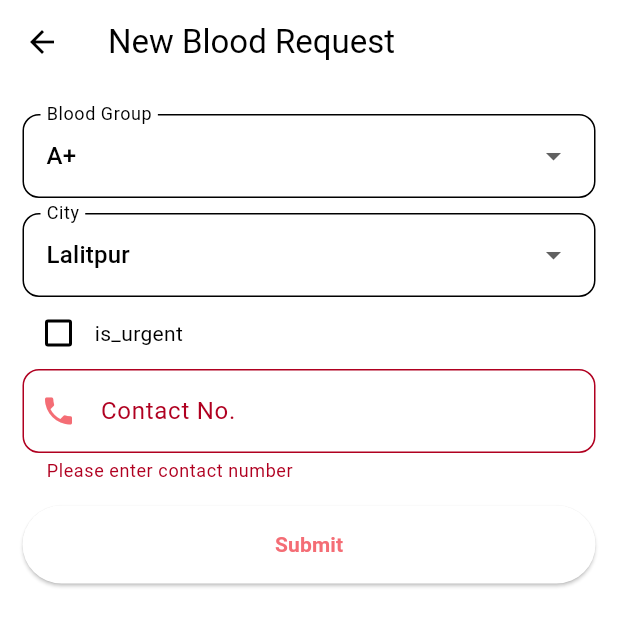
After one commit to overlorddamygod/raktadaan, a Flutter app: the NewBloodRequestScreen screen opened directly, after a tap on "Submit", on a phone screen of 412 x 824 dp. The commit adds this screen. Shown: the top 626 px of the screen. Run offline on Flutter 3.47's test engine with Material 3 defaults, Android fonts, the light colour scheme and no system bars; our stand-ins replace cloud_firestore, email_validator, firebase_auth, firebase_core, flutter_map, flutter_svg and 4 more; missing offline and left inert: geoflutterfire2; accounts and stored records are empty.

Commit message:
add: neww blood request screen and some fixes

```diff
--- a/lib/src/constants/app_themes.dart
+++ b/lib/src/constants/app_themes.dart
@@ -32,6 +32,10 @@ class AppThemes {
       // : _lightBackgroundColor,
       // secondary: _lightSecondaryColor,
     ),
+    floatingActionButtonTheme: const FloatingActionButtonThemeData(
+      backgroundColor: primaryColor,
+      foregroundColor: Colors.white,
+    ),
   );
 
 //text theme for dark theme
--- /dev/null
+++ b/lib/src/screens/new_blood_request_screen.dart
@@ -0,0 +1,157 @@
+import 'dart:math';
+
+import 'package:cloud_firestore/cloud_firestore.dart';
+import 'package:email_validator/email_validator.dart';
+import 'package:firebase_auth/firebase_auth.dart';
+import 'package:flutter/material.dart';
+import 'package:get/get.dart';
+import 'package:raktadaan/src/constants/app_themes.dart';
+import 'package:raktadaan/src/screens/home_screen.dart';
+import 'package:raktadaan/src/screens/sign_up.dart';
+
+import '../widgets/widgets.dart';
+
+class NewBloodRequestScreen extends StatefulWidget {
+  const NewBloodRequestScreen({super.key});
+
+  static const routeName = '/newbloodrequest';
+
+  @override
+  State<NewBloodRequestScreen> createState() => _NewBloodRequestScreenState();
+}
+
+class NewBloodRequestFormData {
+  String bloodGroup = '';
+  String contactNumber = '';
+  bool isUrgent = false;
+  String location = 'Lalitpur';
+  Timestamp requestAt = Timestamp.now();
+}
+
+class _NewBloodRequestScreenState extends State<NewBloodRequestScreen> {
+  final _formKey = GlobalKey<FormState>();
+
+  final formData = NewBloodRequestFormData();
+
+  @override
+  Widget build(BuildContext context) {
+    return Scaffold(
+      appBar: AppBar(
+        title: Text('New Blood Request'.tr),
+      ),
+      body: Container(
+        padding: const EdgeInsets.symmetric(horizontal: 15, vertical: 20),
+        child: Column(
+          children: [
+            Column(
+              children: [
+                Form(
+                  autovalidateMode: AutovalidateMode.onUserInteraction,
+                  key: _formKey,
+                  child: Column(children: [
+                    BloodTypeFormSelect(
+                      onSaved: (newValue) {
+                        formData.bloodGroup = newValue!;
+                      },
+                    ),
+                    const SizedBox(height: 10),
+                    CityFormSelect(
+                      initialValue: formData.location,
+                      onSaved: (newValue) {
+                        formData.location = newValue!;
+                      },
+                    ),
+                    Row(
+                      children: [
+                        Checkbox(
+                          value: formData.isUrgent,
+                          onChanged: (newValue) {
+                            setState(() {
+                              formData.isUrgent = newValue!;
+                            });
+                          },
+                        ),
+                        Text('is_urgent'.tr),
+                      ],
+                    ),
+                    TextFormField(
+                      // validator: ,
+                      decoration: InputDecoration(
+                        border: OutlineInputBorder(
+                          borderRadius: BorderRadius.circular(11),
+                        ),
+                        labelText: 'Contact No.',
+                        prefixIcon: const Icon(Icons.phone),
+                        prefixIconColor: AppThemes.primaryColor,
+                      ),
+                      validator: (value) {
+                        if (value == null || value.isEmpty) {
+                          return 'Please enter contact number';
+                        }
+                        return null;
+                      },
+                      onSaved: (newValue) {
+                        formData.contactNumber = newValue!;
+                      },
+                    ),
+                    const SizedBox(
+                      height: 15,
+                    ),
+                    Container(
+                      // margin: const EdgeInsets.symmetric(vertical: 15),
+                      child: RButton(
+                        onPressed: onSubmit,
+                        buttonTitle: 'submit'.tr,
+                      ),
+                    ),
+                  ]),
+                ),
+              ],
+            ),
+          ],
+        ),
+      ),
+    );
+  }
+
+  onSubmit() {
+    if (_formKey.currentState!.validate()) {
+      _formKey.currentState!.save();
+      print(formData.bloodGroup);
+      print(formData.contactNumber);
+      print(formData.isUrgent);
+      print(formData.location);
+      print(formData.requestAt);
+
+      var requestData = {
+        'bloodGroup': formData.bloodGroup,
+        'contactNumber': formData.contactNumber,
+        'isUrgent': formData.isUrgent,
+        'location': formData.location,
+        'requestAt': formData.requestAt,
+      };
+
+      if (FirebaseAuth.instance.currentUser?.uid != null) {
+        requestData['uid'] = FirebaseAuth.instance.currentUser!.uid;
+      }
+
+      FirebaseFirestore.instance
+          .collection('user_blood_requests')
+          .add(requestData)
+          .then((value) {
+        Get.showSnackbar(const GetSnackBar(
+          title: "Blood Request Submitted Successfully",
+          message: " ",
+          duration: Duration(seconds: 2),
+        ));
+        Get.offAll(() => const HomeScreen());
+      }).catchError((error) {
+        Get.showSnackbar(const GetSnackBar(
+          title: "Error",
+          message: "Something went wrong",
+          duration: Duration(seconds: 2),
+        ));
+      });
+    }
+  }
+}
```
Also changed, not shown: lib/src/screens/blood_requests.dart (+30 -2 lines), lib/src/screens/home_screen.dart (+6 -5 lines), lib/src/screens/search_map.dart (+36 -5 lines).
